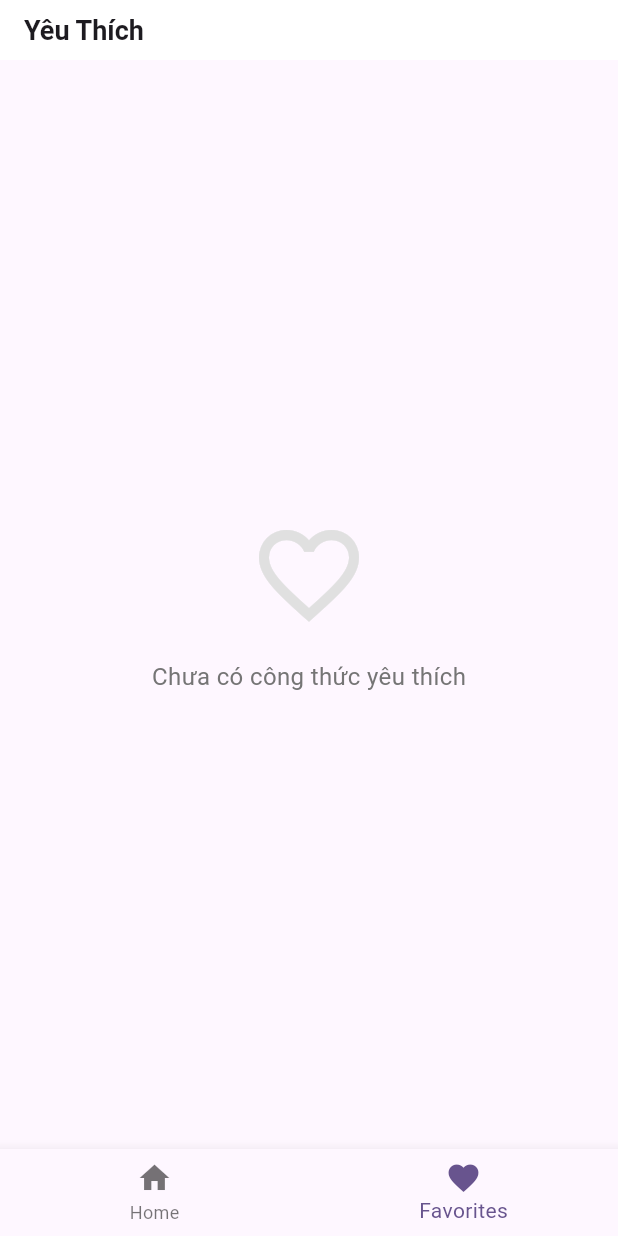
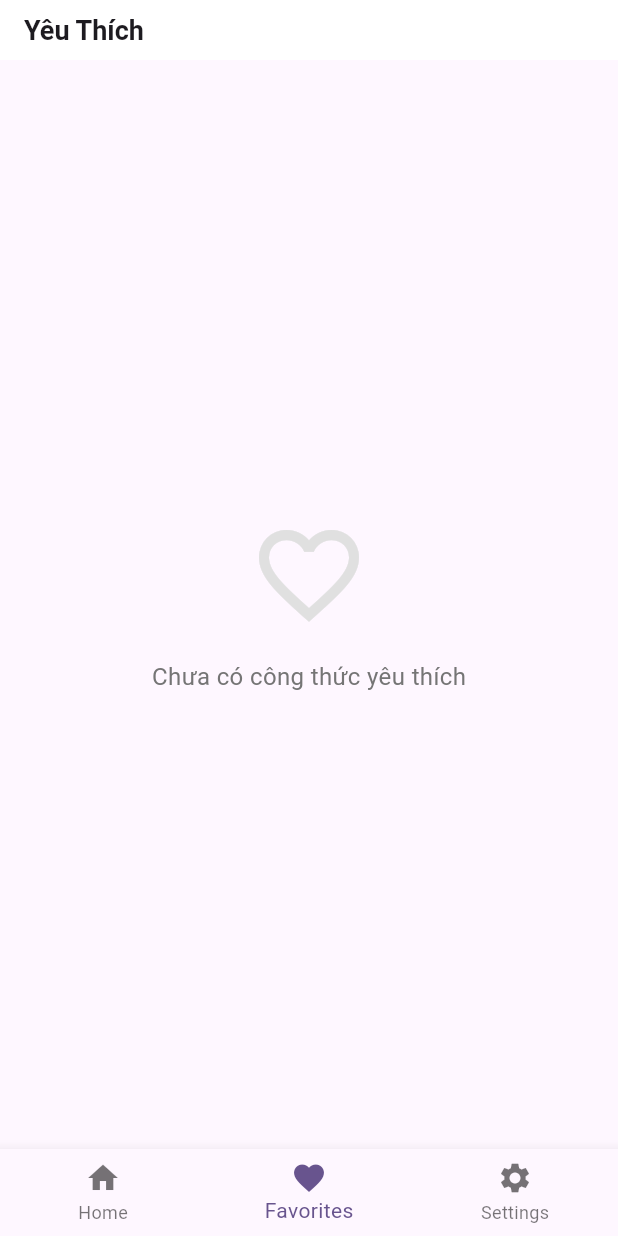
Before and after one commit to minhleeee123/2025_LTTBDD_N04, a Flutter app: the screen it shows after launch, item 2 of the bottom bar chosen, on a phone screen of 412 x 824 dp. Run offline on Flutter 3.47's test engine with Material 3 defaults, Android fonts, the phone set to English and light mode, and no system bars; our stand-ins replace flutter_animate; network calls fail.

Commit message:
Update main hiển thị setting screen

```diff
--- a/recipe_app/lib/main.dart
+++ b/recipe_app/lib/main.dart
@@ -1,6 +1,7 @@
 import 'package:flutter/material.dart';
 import 'screens/home_screen.dart';
 import 'screens/favorites_screen.dart';
+import 'screens/settings_screen.dart';
 
 void main() {
   runApp(const RecipeBookApp());
@@ -35,6 +36,7 @@ class _MainScreenState extends State<MainScreen> {
   final List<Widget> _screens = [
     const HomeScreen(),
     const FavoritesScreen(),
+    const SettingsScreen(),
   ];
 
   @override
@@ -54,6 +56,10 @@ class _MainScreenState extends State<MainScreen> {
             icon: Icon(Icons.favorite),
             label: 'Favorites',
           ),
+          BottomNavigationBarItem(
+            icon: Icon(Icons.settings),
+            label: 'Settings',
+          ),
         ],
       ),
     );
```
